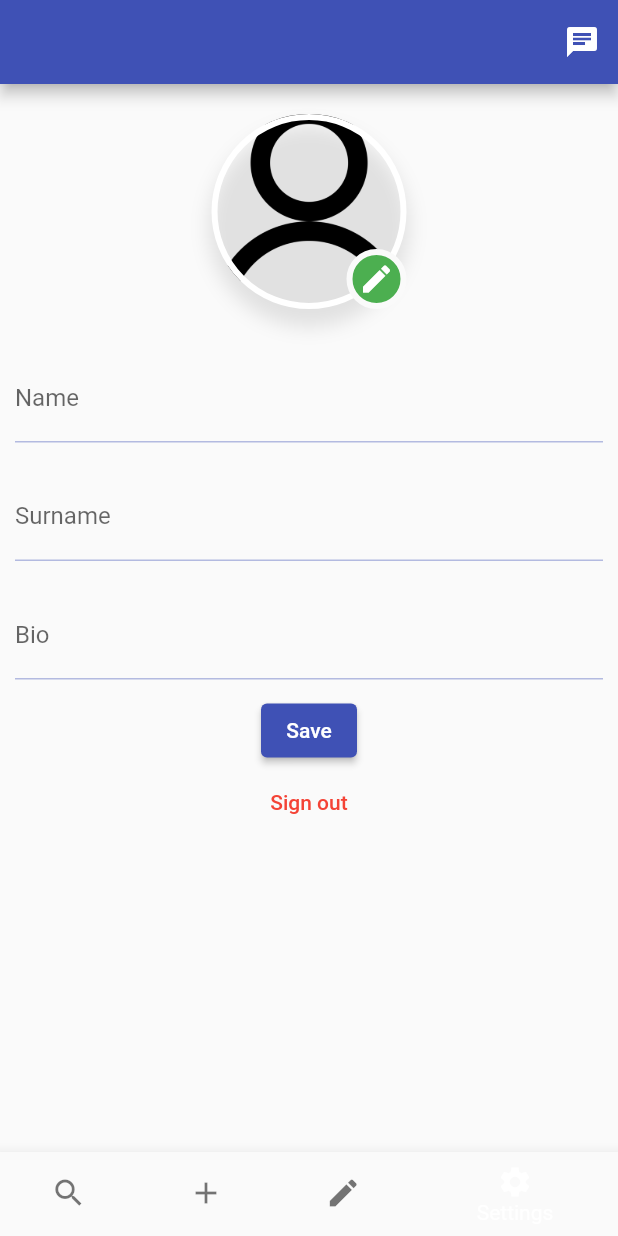
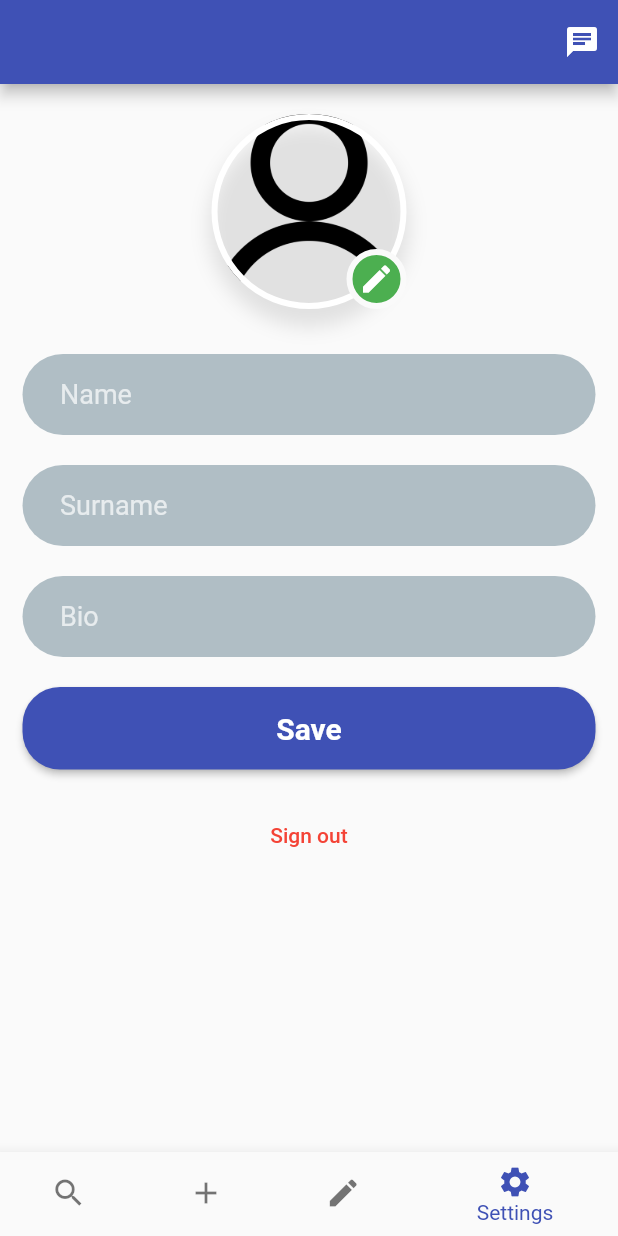
Before and after one commit to Buba98/OnCallWork, a Flutter app: the screen it shows once a user with an empty profile is signed in, item 4 of the bottom bar chosen, on a phone screen of 412 x 824 dp. Run offline on Flutter 3.47's test engine with Material 2 defaults, Android fonts, the phone set to English and light mode, and no system bars; our stand-ins replace cloud_firestore, firebase_auth, firebase_core, firebase_storage, flutter_bloc, flutter_map and 2 more; accounts and stored records are empty; network calls fail.

Commit message:
UI improvements in settings screen

```diff
--- a/lib/auth_route/auth_page.dart
+++ b/lib/auth_route/auth_page.dart
@@ -33,7 +33,7 @@ class AuthPage extends StatelessWidget {
               child: Text(
                 'On call work',
                 style: TextStyle(
-                  fontSize: 54,
+                  fontSize: 34,
                   fontWeight: FontWeight.bold,
                   color: Colors.white,
                 ),
--- a/lib/home_route/home_page.dart
+++ b/lib/home_route/home_page.dart
@@ -42,7 +42,7 @@ class _HomePageState extends State<HomePage> {
     return Scaffold(
       bottomNavigationBar: BottomNavigationBar(
         unselectedItemColor: Theme.of(context).unselectedWidgetColor,
-        selectedItemColor: Theme.of(context).colorScheme.secondary,
+        selectedItemColor: Theme.of(context).colorScheme.primary,
         currentIndex: _currentIndex,
         onTap: (int index) => setState(() => _currentIndex = index),
         items: const <BottomNavigationBarItem>[
--- a/lib/home_route/settings/settings_screen.dart
+++ b/lib/home_route/settings/settings_screen.dart
@@ -5,6 +5,9 @@ import 'package:flutter_bloc/flutter_bloc.dart';
 import 'package:image_picker/image_picker.dart';
 import 'package:on_call_work/bloc/auth_bloc.dart';
 import 'package:on_call_work/home_route/loading_screen.dart';
+import 'package:on_call_work/widget/k_button.dart';
+
+import '../../widget/k_user_input.dart';
 
 class SettingsScreen extends StatefulWidget {
   const SettingsScreen({Key? key}) : super(key: key);
@@ -45,6 +48,7 @@ class _SettingsScreenState extends State<SettingsScreen> {
             bioTextEditingController.text = state.user.bio;
 
             return ListView(
+              padding: const EdgeInsets.symmetric(horizontal: 15),
               children: [
                 Column(
                   children: [
@@ -102,19 +106,33 @@ class _SettingsScreenState extends State<SettingsScreen> {
                         ],
                       ),
                     ),
-                    _SettingsTextInput(
-                        textEditingController: nameTextEditingController,
-                        label: 'Name'),
-                    _SettingsTextInput(
-                      textEditingController: surnameTextEditingController,
-                      label: 'Surname',
+                    Padding(
+                      padding: const EdgeInsets.symmetric(vertical: 10),
+                      child: KUserInput(
+                        controller: nameTextEditingController,
+                        keyboardType: TextInputType.text,
+                        hintText: 'Name',
                       ),
-                    _SettingsTextInput(
-                      textEditingController: bioTextEditingController,
-                      label: 'Bio',
-                      textInputType: TextInputType.multiline,
                     ),
-                    ElevatedButton(
+                    Padding(
+                      padding: const EdgeInsets.symmetric(vertical: 10),
+                      child: KUserInput(
+                        controller: surnameTextEditingController,
+                        keyboardType: TextInputType.text,
+                        hintText: 'Surname',
+                      ),
+                    ),
+                    Padding(
+                      padding: const EdgeInsets.symmetric(vertical: 10),
+                      child: KUserInput(
+                        controller: bioTextEditingController,
+                        keyboardType: TextInputType.multiline,
+                        hintText: 'Bio',
+                      ),
+                    ),
+                    Padding(
+                      padding: const EdgeInsets.symmetric(vertical: 10),
+                      child: KButton(
                         onPressed: () => context.read<AuthBloc>().add(
                               AuthUpdateEvent(
                                 name: nameTextEditingController.text,
@@ -123,9 +141,12 @@ class _SettingsScreenState extends State<SettingsScreen> {
                                 picture: image,
                               ),
                             ),
-                      child: const Text('Save'),
+                        text: 'Save',
                       ),
-                    TextButton(
+                    ),
+                    Padding(
+                      padding: const EdgeInsets.symmetric(vertical: 10),
+                      child: TextButton(
                         onPressed: () => context.read<AuthBloc>().add(
                               SignOutEvent(),
                             ),
@@ -135,6 +156,7 @@ class _SettingsScreenState extends State<SettingsScreen> {
                           ),
                         ),
                         child: const Text('Sign out'),
+                      ),
                     ),
                   ],
                 ),
@@ -164,31 +186,3 @@ class _SettingsScreenState extends State<SettingsScreen> {
     });
   }
 }
-
-class _SettingsTextInput extends StatelessWidget {
-  final TextEditingController textEditingController;
-  final String label;
-  final TextInputType textInputType;
-
-  const _SettingsTextInput({
-    required this.textEditingController,
-    required this.label,
-    this.textInputType = TextInputType.text,
-  });
-
-  @override
-  Widget build(BuildContext context) {
-    return Padding(
-      padding: const EdgeInsets.symmetric(
-        vertical: 10,
-        horizontal: 10,
-      ),
-      child: TextField(
-        controller: textEditingController,
-        decoration: InputDecoration(
-          labelText: label,
-        ),
-      ),
-    );
-  }
-}
--- a/lib/widget/k_user_input.dart
+++ b/lib/widget/k_user_input.dart
@@ -1,3 +1,5 @@
+import 'package:flutter/cupertino.dart';
+import 'package:flutter/cupertino.dart';
 import 'package:flutter/material.dart';
 
 class KUserInput extends StatelessWidget {
@@ -6,6 +8,7 @@ class KUserInput extends StatelessWidget {
   final TextInputType keyboardType;
   final String? errorText;
   final bool obscureText;
+  final int? maxLines;
 
   const KUserInput({
     required this.controller,
@@ -14,19 +17,18 @@ class KUserInput extends StatelessWidget {
     this.errorText,
     this.obscureText = false,
     super.key,
-  });
+  }) : maxLines = keyboardType == TextInputType.multiline ? null : 1;
 
   @override
   Widget build(BuildContext context) {
     return Container(
-      height: 55,
       decoration: BoxDecoration(
         color: Colors.blueGrey.shade200,
         borderRadius: BorderRadius.circular(30),
       ),
       child: Center(
           child: Padding(
-            padding: const EdgeInsets.symmetric(horizontal: 25),
+        padding: const EdgeInsets.symmetric(horizontal: 25, vertical: 3),
         child: TextField(
           style: const TextStyle(color: Colors.white),
           controller: controller,
@@ -37,8 +39,9 @@ class KUserInput extends StatelessWidget {
             hintStyle: const TextStyle(
               fontSize: 18,
               color: Colors.white70,
-                    fontStyle: FontStyle.italic),
             ),
+          ),
+          maxLines: maxLines,
           keyboardType: keyboardType,
           obscureText: obscureText,
         ),
```
Also changed, not shown: lib/auth_route/sign_in_route/sign_in_page.dart (+14 -3 lines), lib/auth_route/sign_up_route/sign_up_page.dart (+14 -2 lines). Lines whose indentation alone changed are shown as unchanged.
